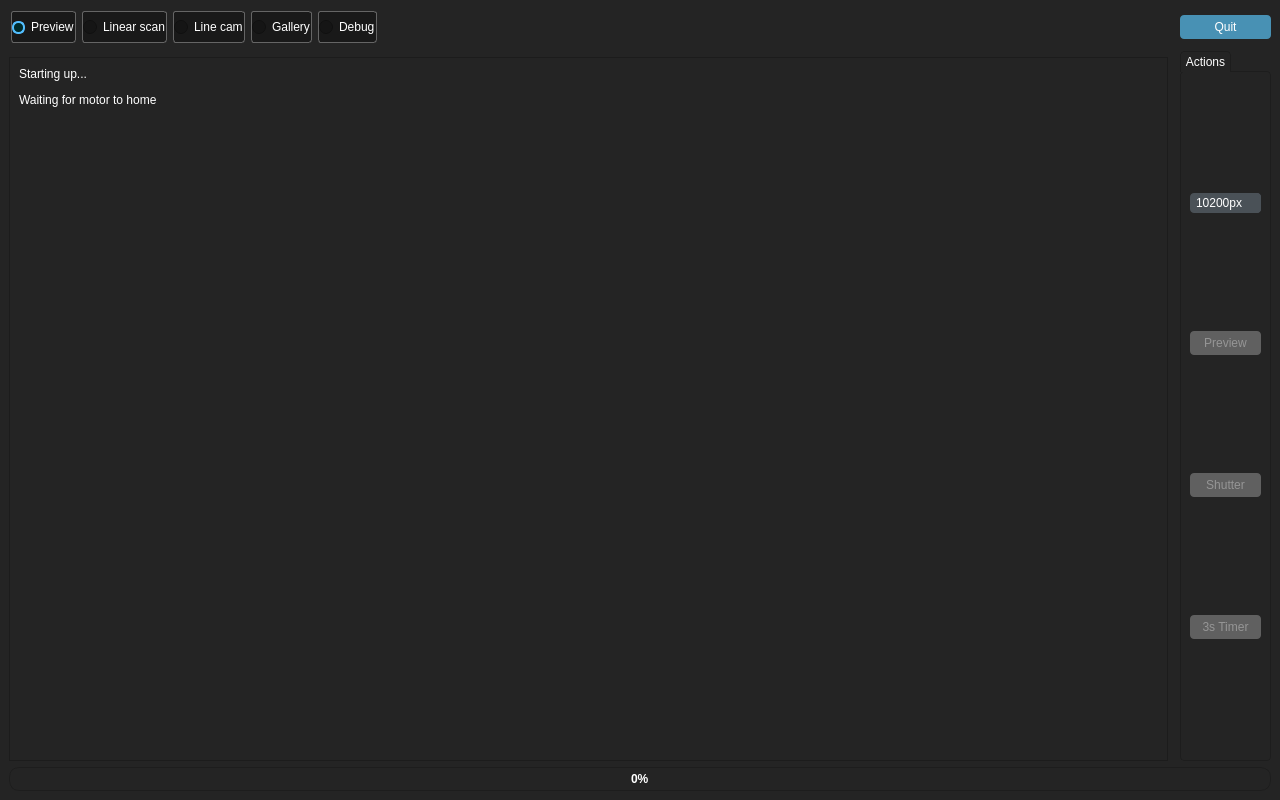
First picture: the form in LinearScanCam/mainwindow.ui, repository Ultrawipf/Project_gigapixel_linecam, before the edit.
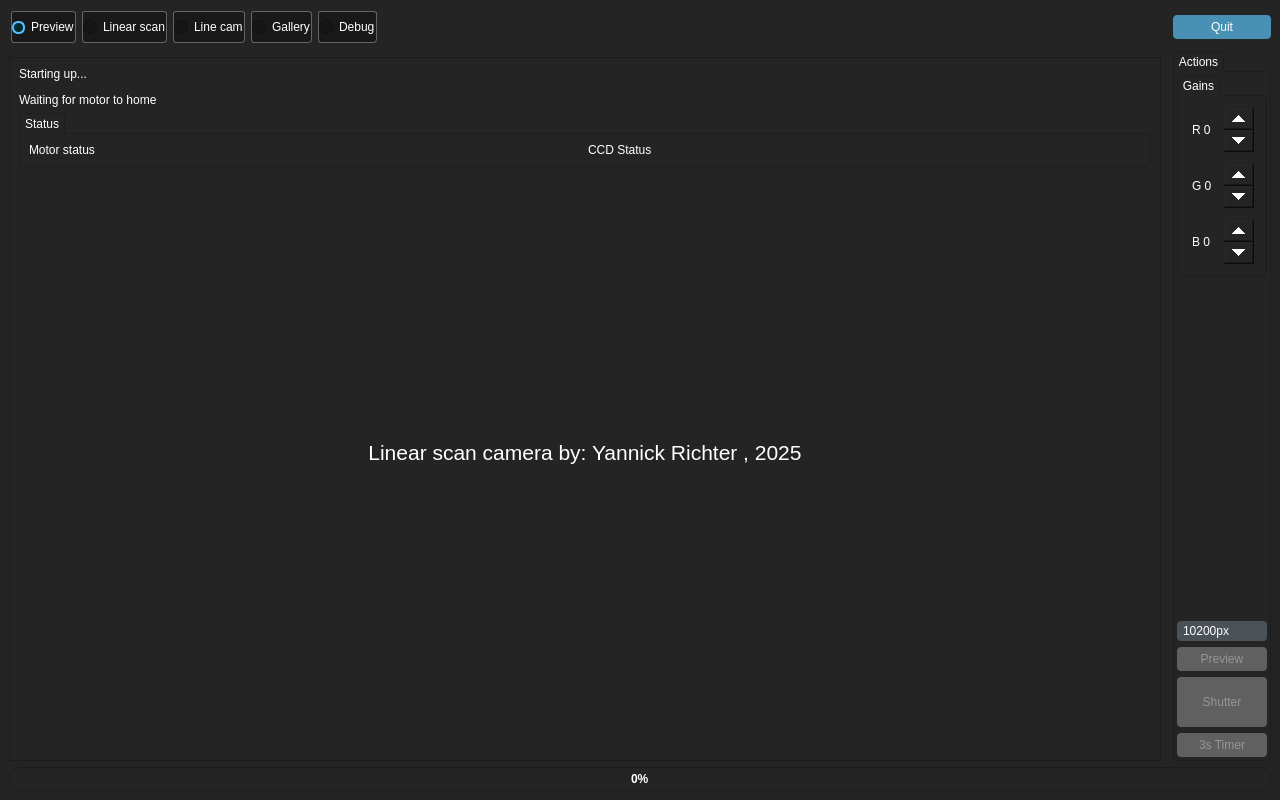
Second picture: the form after the edit. The open tabs and pages were chosen to show the change. Icons and pictures are not drawn. Custom widgets are drawn as their Qt base class.

Patch:
```diff
--- a/LinearScanCam/mainwindow.ui
+++ b/LinearScanCam/mainwindow.ui
@@ -1132,6 +1132,38 @@
       </property>
       <widget class="QWidget" name="page_boot">
        <layout class="QGridLayout" name="gridLayout_4">
+        <item row="2" column="0">
+         <spacer name="verticalSpacer_3">
+          <property name="orientation">
+           <enum>Qt::Vertical</enum>
+          </property>
+          <property name="sizeType">
+           <enum>QSizePolicy::MinimumExpanding</enum>
+          </property>
+          <property name="sizeHint" stdset="0">
+           <size>
+            <width>20</width>
+            <height>40</height>
+           </size>
+          </property>
+         </spacer>
+        </item>
+        <item row="5" column="0">
+         <spacer name="verticalSpacer_2">
+          <property name="orientation">
+           <enum>Qt::Vertical</enum>
+          </property>
+          <property name="sizeType">
+           <enum>QSizePolicy::MinimumExpanding</enum>
+          </property>
+          <property name="sizeHint" stdset="0">
+           <size>
+            <width>20</width>
+            <height>40</height>
+           </size>
+          </property>
+         </spacer>
+        </item>
         <item row="0" column="0">
          <widget class="QLabel" name="label_boot1">
           <property name="text">
@@ -1139,7 +1171,7 @@
           </property>
          </widget>
         </item>
-        <item row="2" column="0">
+        <item row="4" column="0">
          <widget class="QLabel" name="label_boot2">
           <property name="text">
            <string/>
@@ -1155,37 +1187,38 @@
           </property>
          </widget>
         </item>
+        <item row="1" column="0">
+         <widget class="QGroupBox" name="groupBox">
+          <property name="title">
+           <string>Status</string>
+          </property>
+          <layout class="QHBoxLayout" name="horizontalLayout_5">
+           <item>
+            <widget class="QLabel" name="label_motor_status_startup">
+             <property name="text">
+              <string>Motor status</string>
+             </property>
+            </widget>
+           </item>
+           <item>
+            <widget class="QLabel" name="label_ccd_status_startup">
+             <property name="text">
+              <string>CCD Status</string>
+             </property>
+            </widget>
+           </item>
+          </layout>
+         </widget>
+        </item>
         <item row="3" column="0">
-         <spacer name="verticalSpacer_2">
-          <property name="orientation">
-           <enum>Qt::Vertical</enum>
+         <widget class="QLabel" name="label_2">
+          <property name="text">
+           <string>&lt;html&gt;&lt;head/&gt;&lt;body&gt;&lt;p&gt;&lt;span style=&quot; font-size:16pt;&quot;&gt;Linear scan camera by: Yannick Richter , 2025&lt;/span&gt;&lt;/p&gt;&lt;/body&gt;&lt;/html&gt;</string>
           </property>
-          <property name="sizeType">
-           <enum>QSizePolicy::MinimumExpanding</enum>
+          <property name="alignment">
+           <set>Qt::AlignCenter</set>
           </property>
-          <property name="sizeHint" stdset="0">
-           <size>
-            <width>20</width>
-            <height>40</height>
-           </size>
-          </property>
-         </spacer>
-        </item>
-        <item row="1" column="0">
-         <spacer name="verticalSpacer_3">
-          <property name="orientation">
-           <enum>Qt::Vertical</enum>
-          </property>
-          <property name="sizeType">
-           <enum>QSizePolicy::MinimumExpanding</enum>
-          </property>
-          <property name="sizeHint" stdset="0">
-           <size>
-            <width>20</width>
-            <height>40</height>
-           </size>
-          </property>
-         </spacer>
+         </widget>
         </item>
        </layout>
       </widget>
@@ -1518,6 +1551,115 @@
        <string>Actions</string>
       </property>
       <layout class="QVBoxLayout" name="verticalLayout">
+       <property name="leftMargin">
+        <number>3</number>
+       </property>
+       <property name="topMargin">
+        <number>3</number>
+       </property>
+       <property name="rightMargin">
+        <number>3</number>
+       </property>
+       <property name="bottomMargin">
+        <number>3</number>
+       </property>
+       <item>
+        <widget class="QGroupBox" name="groupBox_gains">
+         <property name="title">
+          <string>Gains</string>
+         </property>
+         <layout class="QVBoxLayout" name="verticalLayout_3">
+          <item>
+           <widget class="QSpinBox" name="spinBox_bgain">
+            <property name="minimumSize">
+             <size>
+              <width>70</width>
+              <height>50</height>
+             </size>
+            </property>
+            <property name="styleSheet">
+             <string notr="true">QSpinBox::down-button,QDoubleSpinBox::down-button{
+    width: 30
+}
+QSpinBox::up-button,QDoubleSpinBox::up-button{
+    width: 30
+}
+</string>
+            </property>
+            <property name="prefix">
+             <string>R </string>
+            </property>
+            <property name="maximum">
+             <number>63</number>
+            </property>
+           </widget>
+          </item>
+          <item>
+           <widget class="QSpinBox" name="spinBox_rgain">
+            <property name="minimumSize">
+             <size>
+              <width>70</width>
+              <height>50</height>
+             </size>
+            </property>
+            <property name="styleSheet">
+             <string notr="true">QSpinBox::down-button,QDoubleSpinBox::down-button{
+    width: 30
+}
+QSpinBox::up-button,QDoubleSpinBox::up-button{
+    width: 30
+}
+</string>
+            </property>
+            <property name="prefix">
+             <string>G </string>
+            </property>
+            <property name="maximum">
+             <number>63</number>
+            </property>
+           </widget>
+          </item>
+          <item>
+           <widget class="QSpinBox" name="spinBox_ggain">
+            <property name="minimumSize">
+             <size>
+              <width>70</width>
+              <height>50</height>
+             </size>
+            </property>
+            <property name="styleSheet">
+             <string notr="true">QSpinBox::down-button,QDoubleSpinBox::down-button{
+    width: 30
+}
+QSpinBox::up-button,QDoubleSpinBox::up-button{
+    width: 30
+}
+</string>
+            </property>
+            <property name="prefix">
+             <string>B </string>
+            </property>
+            <property name="maximum">
+             <number>63</number>
+            </property>
+           </widget>
+          </item>
+         </layout>
+        </widget>
+       </item>
+       <item>
+        <spacer name="verticalSpacer_4">
+         <property name="orientation">
+          <enum>Qt::Vertical</enum>
+         </property>
+         <property name="sizeHint" stdset="0">
+          <size>
+           <width>20</width>
+           <height>40</height>
+          </size>
+         </property>
+        </spacer>
+       </item>
        <item>
         <widget class="QComboBox" name="comboBox_resolution">
          <property name="sizePolicy">
@@ -1571,6 +1713,12 @@
          <property name="enabled">
           <bool>false</bool>
          </property>
+         <property name="minimumSize">
+          <size>
+           <width>20</width>
+           <height>50</height>
+          </size>
+         </property>
          <property name="text">
           <string>Shutter</string>
          </property>
```
Left out of the diff: 46 changed lines with no effect on the pictures.
